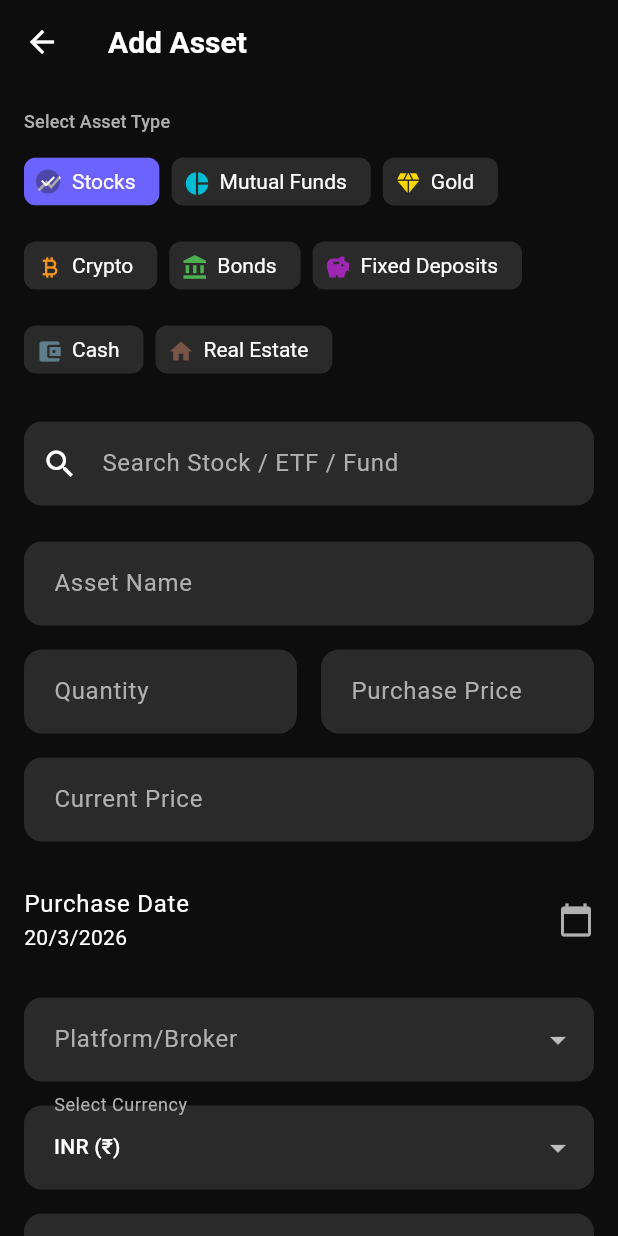
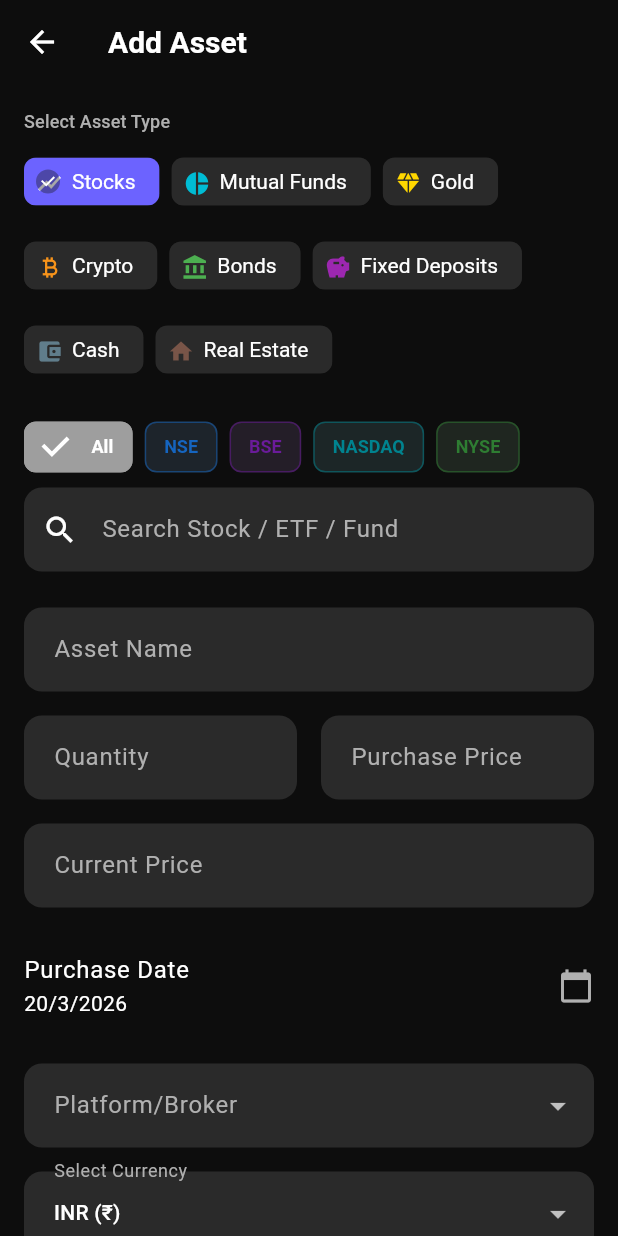
Before and after one commit to kapeleshh/kashU, a Flutter app: the AddAssetScreen screen opened directly, on a phone screen of 412 x 824 dp. Run offline on Flutter 3.47's test engine with Material 3 defaults, Android fonts, the phone set to English and light mode, and no system bars; our stand-ins replace fl_chart, flutter_riverpod, hive, hive_flutter, share_plus; accounts and stored records are empty.

Commit message:
feat(stocks): add exchange filter chips to stock search (NSE/BSE/NASDAQ/NYSE/All)
- Add ExchangeFilter enum with label, color, exchange codes, and hint text
- Show horizontally scrollable filter chips above the search field
- Each exchange has a distinct color: NSE=Blue, BSE=Purple, NASDAQ=Teal, NYSE=Green
- Selecting an exchange filters results client-side by Yahoo Finance exchange code
- Search hint text updates to match selected exchange (e.g. 'Search NSE stocks...')
- Empty state message mentions the selected exchange and suggests trying 'All'
- Filter applies instantly when switching exchange without re-fetching

```diff
--- a/lib/shared/widgets/stock_search_field.dart
+++ b/lib/shared/widgets/stock_search_field.dart
@@ -3,10 +3,80 @@ import 'package:flutter/material.dart';
 import '../../core/constants/app_colors.dart';
 import '../../services/stock_search_service.dart';
 
+/// Exchange filter options for the stock search field.
+enum ExchangeFilter {
+  all,
+  nse,
+  bse,
+  nasdaq,
+  nyse;
+
+  String get label {
+    switch (this) {
+      case ExchangeFilter.all:
+        return 'All';
+      case ExchangeFilter.nse:
+        return 'NSE';
+      case ExchangeFilter.bse:
+        return 'BSE';
+      case ExchangeFilter.nasdaq:
+        return 'NASDAQ';
+      case ExchangeFilter.nyse:
+        return 'NYSE';
+    }
+  }
+
+  /// Yahoo Finance exchange codes that map to this filter
+  List<String> get exchangeCodes {
+    switch (this) {
+      case ExchangeFilter.all:
+        return [];
+      case ExchangeFilter.nse:
+        return ['NSI'];
+      case ExchangeFilter.bse:
+        return ['BSE', 'BOM'];
+      case ExchangeFilter.nasdaq:
+        return ['NMS', 'NGM', 'NCM'];
+      case ExchangeFilter.nyse:
+        return ['NYQ', 'ASE'];
+    }
+  }
+
+  Color get color {
+    switch (this) {
+      case ExchangeFilter.all:
+        return Colors.grey;
+      case ExchangeFilter.nse:
+        return const Color(0xFF1565C0); // Blue
+      case ExchangeFilter.bse:
+        return const Color(0xFF6A1B9A); // Purple
+      case ExchangeFilter.nasdaq:
+        return const Color(0xFF00838F); // Teal
+      case ExchangeFilter.nyse:
+        return const Color(0xFF2E7D32); // Green
+    }
+  }
+
+  String get searchHint {
+    switch (this) {
+      case ExchangeFilter.all:
+        return 'Search by company name or symbol...';
+      case ExchangeFilter.nse:
+        return 'Search NSE stocks (e.g. Reliance, TCS, Infosys)...';
+      case ExchangeFilter.bse:
+        return 'Search BSE stocks (e.g. Reliance, HDFC, Wipro)...';
+      case ExchangeFilter.nasdaq:
+        return 'Search NASDAQ stocks (e.g. Apple, Google, Tesla)...';
+      case ExchangeFilter.nyse:
+        return 'Search NYSE stocks (e.g. Coca-Cola, JPMorgan)...';
+    }
+  }
+}
+
 /// A search-as-you-type field for finding stocks, ETFs, and mutual funds.
 ///
-/// The user types a company name (e.g. "Reliance", "TCS", "Apple") and
-/// gets a live dropdown of matching results from Yahoo Finance.
+/// Includes exchange filter chips (NSE / BSE / NASDAQ / NYSE / All) to
+/// restrict results to a specific exchange.
 ///
 /// On selection, [onSelected] is called with the chosen [StockSearchResult].
 class StockSearchField extends StatefulWidget {
@@ -16,7 +86,7 @@ class StockSearchField extends StatefulWidget {
   /// Optional initial display text (e.g. when editing an existing asset).
   final String? initialText;
 
-  /// Hint text shown when the field is empty.
+  /// Default hint text (overridden by exchange filter selection).
   final String hintText;
 
   const StockSearchField({
@@ -35,11 +105,13 @@ class _StockSearchFieldState extends State<StockSearchField> {
   final _focusNode = FocusNode();
   final _searchService = StockSearchService();
 
-  List<StockSearchResult> _results = [];
+  List<StockSearchResult> _allResults = []; // unfiltered results from API
+  List<StockSearchResult> _filteredResults = []; // after exchange filter
   bool _isSearching = false;
   bool _showDropdown = false;
   Timer? _debounce;
   StockSearchResult? _selectedResult;
+  ExchangeFilter _selectedExchange = ExchangeFilter.all;
 
   @override
   void initState() {
@@ -49,7 +121,6 @@ class _StockSearchFieldState extends State<StockSearchField> {
     }
     _focusNode.addListener(() {
       if (!_focusNode.hasFocus) {
-        // Delay hiding so tap on dropdown item registers first
         Future.delayed(const Duration(milliseconds: 200), () {
           if (mounted) setState(() => _showDropdown = false);
         });
@@ -65,18 +136,35 @@ class _StockSearchFieldState extends State<StockSearchField> {
     super.dispose();
   }
 
+  /// Apply the current exchange filter to [_allResults]
+  List<StockSearchResult> _applyFilter(List<StockSearchResult> results) {
+    if (_selectedExchange == ExchangeFilter.all) return results;
+    final codes = _selectedExchange.exchangeCodes;
+    return results
+        .where((r) => codes.contains(r.exchange))
+        .toList();
+  }
+
+  void _onExchangeChanged(ExchangeFilter exchange) {
+    setState(() {
+      _selectedExchange = exchange;
+      _filteredResults = _applyFilter(_allResults);
+      // If there are results, keep dropdown open
+      if (_allResults.isNotEmpty) _showDropdown = true;
+    });
+  }
+
   void _onTextChanged(String value) {
-    // If user clears the field, reset selection
     if (value.isEmpty) {
       setState(() {
-        _results = [];
+        _allResults = [];
+        _filteredResults = [];
         _showDropdown = false;
         _selectedResult = null;
       });
       return;
     }
 
-    // Don't search if user just selected a result and text matches
     if (_selectedResult != null && value == _selectedResult!.name) return;
 
     setState(() {
@@ -90,7 +178,8 @@ class _StockSearchFieldState extends State<StockSearchField> {
       final results = await _searchService.search(value);
       if (mounted) {
         setState(() {
-          _results = results;
+          _allResults = results;
+          _filteredResults = _applyFilter(results);
           _isSearching = false;
         });
       }
@@ -102,7 +191,8 @@ class _StockSearchFieldState extends State<StockSearchField> {
       _selectedResult = result;
       _controller.text = result.name;
       _showDropdown = false;
-      _results = [];
+      _allResults = [];
+      _filteredResults = [];
     });
     _focusNode.unfocus();
     widget.onSelected(result);
@@ -110,16 +200,58 @@ class _StockSearchFieldState extends State<StockSearchField> {
 
   @override
   Widget build(BuildContext context) {
+    final hint = _selectedExchange == ExchangeFilter.all
+        ? widget.hintText
+        : _selectedExchange.searchHint;
+
     return Column(
       crossAxisAlignment: CrossAxisAlignment.start,
       children: [
+        // Exchange filter chips
+        SingleChildScrollView(
+          scrollDirection: Axis.horizontal,
+          child: Row(
+            children: ExchangeFilter.values.map((exchange) {
+              final isSelected = _selectedExchange == exchange;
+              final color = exchange.color;
+              return Padding(
+                padding: const EdgeInsets.only(right: 8),
+                child: FilterChip(
+                  label: Text(
+                    exchange.label,
+                    style: TextStyle(
+                      fontSize: 12,
+                      fontWeight: FontWeight.w600,
+                      color: isSelected ? Colors.white : color,
+                    ),
+                  ),
+                  selected: isSelected,
+                  onSelected: (_) => _onExchangeChanged(exchange),
+                  selectedColor: color,
+                  backgroundColor: color.withValues(alpha: 0.08),
+                  checkmarkColor: Colors.white,
+                  side: BorderSide(
+                    color: isSelected ? color : color.withValues(alpha: 0.3),
+                    width: 1,
+                  ),
+                  padding: const EdgeInsets.symmetric(horizontal: 4),
+                  materialTapTargetSize: MaterialTapTargetSize.shrinkWrap,
+                ),
+              );
+            }).toList(),
+          ),
+        ),
+
+        const SizedBox(height: 10),
+
+        // Search text field
         TextField(
           controller: _controller,
           focusNode: _focusNode,
           onChanged: _onTextChanged,
           decoration: InputDecoration(
             labelText: 'Search Stock / ETF / Fund',
-            hintText: widget.hintText,
+            hintText: hint,
             prefixIcon: const Icon(Icons.search),
             suffixIcon: _isSearching
                 ? const Padding(
@@ -131,7 +263,8 @@ class _StockSearchFieldState extends State<StockSearchField> {
                     ),
                   )
                 : _selectedResult != null
-                    ? Icon(Icons.check_circle, color: AppColors.success, size: 20)
+                    ? Icon(Icons.check_circle,
+                        color: AppColors.success, size: 20)
                     : _controller.text.isNotEmpty
                         ? IconButton(
                             icon: const Icon(Icons.clear, size: 18),
@@ -160,7 +293,7 @@ class _StockSearchFieldState extends State<StockSearchField> {
                 ),
               ],
             ),
-            child: _isSearching && _results.isEmpty
+            child: _isSearching && _filteredResults.isEmpty
                 ? const Padding(
                     padding: EdgeInsets.all(16),
                     child: Center(
@@ -170,11 +303,13 @@ class _StockSearchFieldState extends State<StockSearchField> {
                       ),
                     ),
                   )
-                : _results.isEmpty
+                : _filteredResults.isEmpty
                     ? Padding(
                         padding: const EdgeInsets.all(16),
                         child: Text(
-                          'No results found. Try a different name or symbol.',
+                          _selectedExchange == ExchangeFilter.all
+                              ? 'No results found. Try a different name or symbol.'
+                              : 'No ${_selectedExchange.label} results found. Try "All" or a different name.',
                           style: TextStyle(
                             color: AppColors.textSecondary,
                             fontSize: 13,
@@ -184,11 +319,11 @@ class _StockSearchFieldState extends State<StockSearchField> {
                     : ListView.separated(
                         shrinkWrap: true,
                         padding: const EdgeInsets.symmetric(vertical: 4),
-                        itemCount: _results.length,
+                        itemCount: _filteredResults.length,
                         separatorBuilder: (context, index) =>
                             Divider(color: AppColors.divider, height: 1),
                         itemBuilder: (context, index) {
-                          final result = _results[index];
+                          final result = _filteredResults[index];
                           return _SearchResultTile(
                             result: result,
                             onTap: () => _onResultSelected(result),
@@ -202,14 +337,16 @@ class _StockSearchFieldState extends State<StockSearchField> {
         if (_selectedResult != null && !_showDropdown) ...[
           const SizedBox(height: 6),
           Container(
-            padding: const EdgeInsets.symmetric(horizontal: 12, vertical: 8),
+            padding:
+                const EdgeInsets.symmetric(horizontal: 12, vertical: 8),
             decoration: BoxDecoration(
               color: AppColors.success.withValues(alpha: 0.1),
               borderRadius: BorderRadius.circular(8),
             ),
             child: Row(
               children: [
-                Icon(Icons.check_circle, color: AppColors.success, size: 16),
+                Icon(Icons.check_circle,
+                    color: AppColors.success, size: 16),
                 const SizedBox(width: 8),
                 Expanded(
                   child: Text(
@@ -226,7 +363,8 @@ class _StockSearchFieldState extends State<StockSearchField> {
                     _controller.clear();
                     setState(() {
                       _selectedResult = null;
-                      _results = [];
+                      _allResults = [];
+                      _filteredResults = [];
                     });
                   },
                   style: TextButton.styleFrom(
@@ -259,13 +397,13 @@ class _SearchResultTile extends StatelessWidget {
   Color _exchangeColor(String exchange) {
     switch (exchange) {
       case 'NSE':
-        return const Color(0xFF1565C0); // Blue
+        return const Color(0xFF1565C0);
       case 'BSE':
-        return const Color(0xFF6A1B9A); // Purple
+        return const Color(0xFF6A1B9A);
       case 'NYSE':
-        return const Color(0xFF2E7D32); // Green
+        return const Color(0xFF2E7D32);
       case 'NASDAQ':
-        return const Color(0xFF00838F); // Teal
+        return const Color(0xFF00838F);
       default:
         return Colors.grey;
     }
@@ -284,7 +422,8 @@ class _SearchResultTile extends StatelessWidget {
           children: [
             // Exchange badge
             Container(
-              padding: const EdgeInsets.symmetric(horizontal: 6, vertical: 2),
+              padding:
+                  const EdgeInsets.symmetric(horizontal: 6, vertical: 2),
               decoration: BoxDecoration(
                 color: exchangeColor.withValues(alpha: 0.12),
                 borderRadius: BorderRadius.circular(4),
@@ -323,10 +462,11 @@ class _SearchResultTile extends StatelessWidget {
                 ],
               ),
             ),
-            // Type badge (ETF, EQUITY, etc.)
+            // Type badge (ETF, MUTUALFUND, etc.)
             if (result.quoteType != 'EQUITY')
               Container(
-                padding: const EdgeInsets.symmetric(horizontal: 6, vertical: 2),
+                padding:
+                    const EdgeInsets.symmetric(horizontal: 6, vertical: 2),
                 decoration: BoxDecoration(
                   color: Colors.orange.withValues(alpha: 0.12),
                   borderRadius: BorderRadius.circular(4),
```
